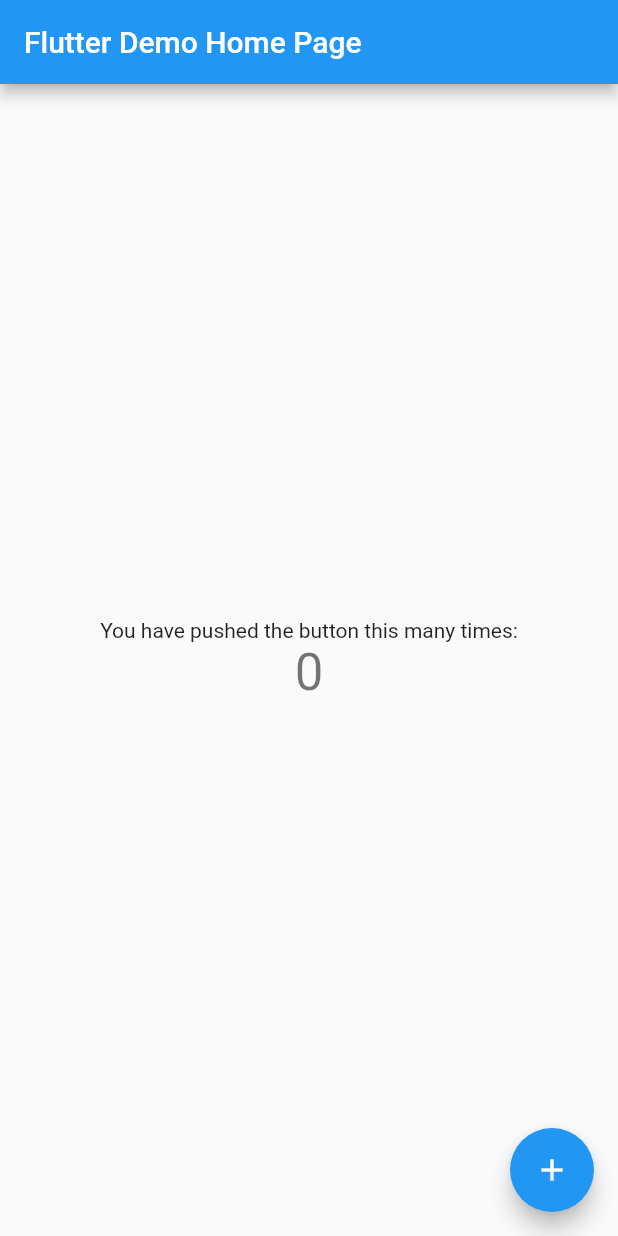
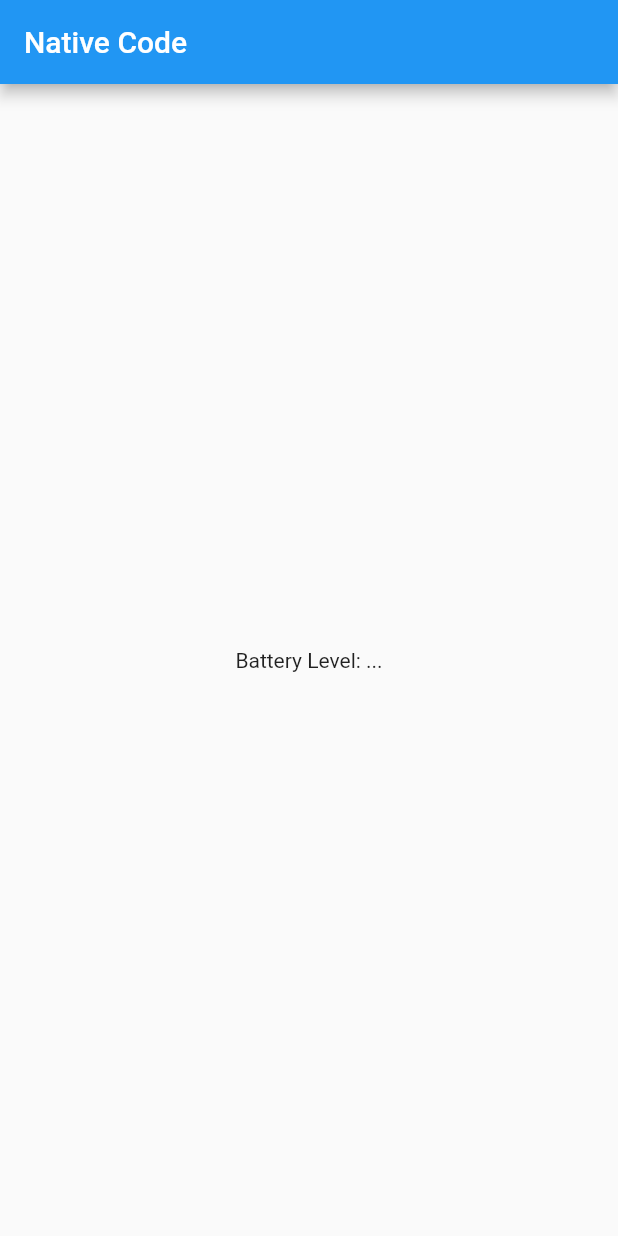
Before and after one commit to nicoproto/native_code_flutter, a Flutter app: the screen it shows after launch, on a phone screen of 412 x 824 dp. Run offline on Flutter 3.47's test engine with Material 2 defaults, Android fonts, the phone set to English and light mode, and no system bars.

Commit message:
Sending a Method Call from Flutter

```diff
--- a/lib/main.dart
+++ b/lib/main.dart
@@ -1,113 +1,60 @@
 import 'package:flutter/material.dart';
+import 'package:flutter/services.dart';
 
-void main() {
-  runApp(MyApp());
-}
+void main() => runApp(MyApp());
 
 class MyApp extends StatelessWidget {
   // This widget is the root of your application.
   @override
   Widget build(BuildContext context) {
     return MaterialApp(
-      title: 'Flutter Demo',
+      title: 'Native Code',
       theme: ThemeData(
-        // This is the theme of your application.
-        //
-        // Try running your application with "flutter run". You'll see the
-        // application has a blue toolbar. Then, without quitting the app, try
-        // changing the primarySwatch below to Colors.green and then invoke
-        // "hot reload" (press "r" in the console where you ran "flutter run",
-        // or simply save your changes to "hot reload" in a Flutter IDE).
-        // Notice that the counter didn't reset back to zero; the application
-        // is not restarted.
         primarySwatch: Colors.blue,
       ),
-      home: MyHomePage(title: 'Flutter Demo Home Page'),
+      home: MyHomePage(),
     );
   }
 }
 
 class MyHomePage extends StatefulWidget {
-  MyHomePage({Key? key, required this.title}) : super(key: key);
-
-  // This widget is the home page of your application. It is stateful, meaning
-  // that it has a State object (defined below) that contains fields that affect
-  // how it looks.
-
-  // This class is the configuration for the state. It holds the values (in this
-  // case the title) provided by the parent (in this case the App widget) and
-  // used by the build method of the State. Fields in a Widget subclass are
-  // always marked "final".
-
-  final String title;
-
   @override
   _MyHomePageState createState() => _MyHomePageState();
 }
 
 class _MyHomePageState extends State<MyHomePage> {
-  int _counter = 0;
+  var _batteryLevel;
 
-  void _incrementCounter() {
-    setState(() {
-      // This call to setState tells the Flutter framework that something has
-      // changed in this State, which causes it to rerun the build method below
-      // so that the display can reflect the updated values. If we changed
-      // _counter without calling setState(), then the build method would not be
-      // called again, and so nothing would appear to happen.
-      _counter++;
-    });
+  Future<void> _getBatteryLevel() async {
+    const platform = MethodChannel('course.flutter.dev/battery');
+
+    try {
+      final batteryLevel = await platform.invokeMethod('getBatteryLevel');
+      setState(() {
+        _batteryLevel = batteryLevel;
+      });
+    } on PlatformException catch (error) {
+      setState(() {
+        _batteryLevel = null;
+      });
+    }
+  }
+
+  @override
+  void initState() {
+
+    super.initState();
   }
 
   @override
   Widget build(BuildContext context) {
-    // This method is rerun every time setState is called, for instance as done
-    // by the _incrementCounter method above.
-    //
-    // The Flutter framework has been optimized to make rerunning build methods
-    // fast, so that you can just rebuild anything that needs updating rather
-    // than having to individually change instances of widgets.
     return Scaffold(
       appBar: AppBar(
-        // Here we take the value from the MyHomePage object that was created by
-        // the App.build method, and use it to set our appbar title.
-        title: Text(widget.title),
+        title: Text('Native Code'),
       ),
       body: Center(
-        // Center is a layout widget. It takes a single child and positions it
-        // in the middle of the parent.
-        child: Column(
-          // Column is also a layout widget. It takes a list of children and
-          // arranges them vertically. By default, it sizes itself to fit its
-          // children horizontally, and tries to be as tall as its parent.
-          //
-          // Invoke "debug painting" (press "p" in the console, choose the
-          // "Toggle Debug Paint" action from the Flutter Inspector in Android
-          // Studio, or the "Toggle Debug Paint" command in Visual Studio Code)
-          // to see the wireframe for each widget.
-          //
-          // Column has various properties to control how it sizes itself and
-          // how it positions its children. Here we use mainAxisAlignment to
-          // center the children vertically; the main axis here is the vertical
-          // axis because Columns are vertical (the cross axis would be
-          // horizontal).
-          mainAxisAlignment: MainAxisAlignment.center,
-          children: <Widget>[
-            Text(
-              'You have pushed the button this many times:',
-            ),
-            Text(
-              '$_counter',
-              style: Theme.of(context).textTheme.headline4,
-            ),
-          ],
-        ),
+        child: Text('Battery Level: ...'),
       ),
-      floatingActionButton: FloatingActionButton(
-        onPressed: _incrementCounter,
-        tooltip: 'Increment',
-        child: Icon(Icons.add),
-      ), // This trailing comma makes auto-formatting nicer for build methods.
     );
   }
 }
```
